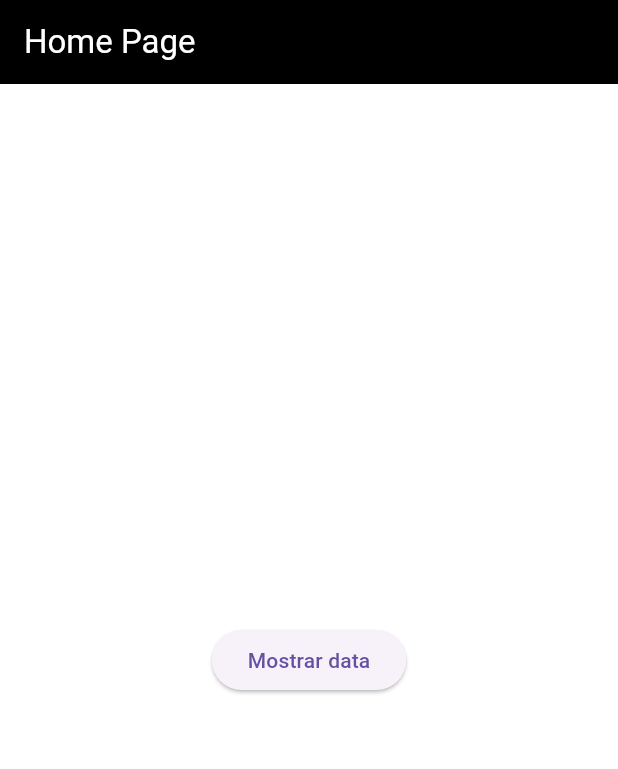
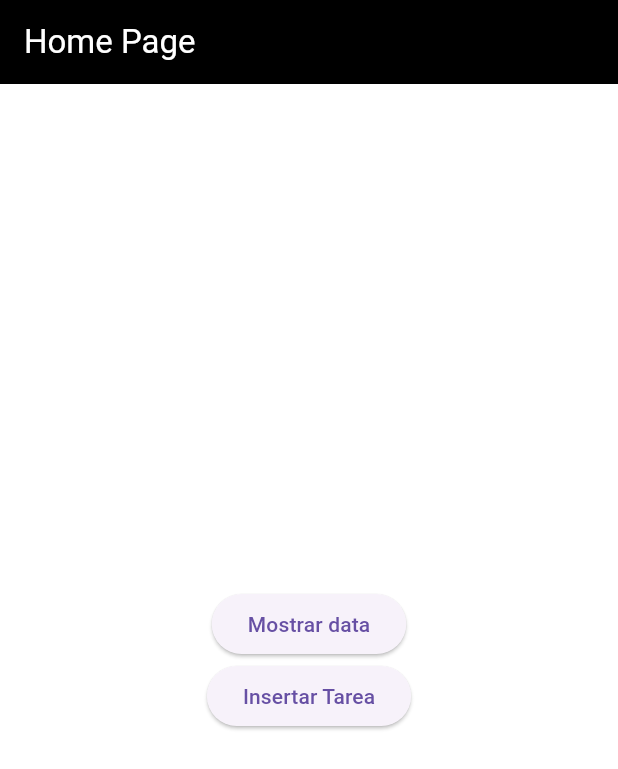
Before and after one commit to KeingCasabona/Tecsup-semana9-flutter_codigo_taskdb, a Flutter app: the screen it shows after launch, after a tap on "Mostrar data", on a phone screen of 412 x 824 dp. Shown: the top 769 px of the screen. Run offline on Flutter 3.47's test engine with Material 3 defaults, Android fonts, the phone set to English and light mode, and no system bars; our stand-ins replace sqflite; accounts and stored records are empty.

Commit message:
feat: Add Insert and get

```diff
--- a/lib/db/db_admin.dart
+++ b/lib/db/db_admin.dart
@@ -11,15 +11,15 @@ class DbAdmin {
   DbAdmin._();
 
   //VERIFICAR SI AL INICIO EXISTE EL DATABASE:
-  checkDatabase() {
+  Future<Database?> checkDatabase() async {
     if (myDatabase != null) {
       return myDatabase;
     }
-    myDatabase = initDatabase();
+    myDatabase = await initDatabase();
     return myDatabase;
   }
 
-  initDatabase() async {
+  Future<Database> initDatabase() async {
     Directory directory = await getApplicationDocumentsDirectory();
     String path = join(directory.path, 'TaskDB.db');
     return await openDatabase(
@@ -33,4 +33,33 @@ class DbAdmin {
       },
     );
   }
+
+  insertRawTask() async {
+    Database? db = await checkDatabase();
+    int res = await db!.rawInsert(
+        'INSERT INTO TASK(title, description,status) VALUES ("Ir de compras","Tenemos que ir a Tottus","false")');
+    print(res);
+  }
+
+  insertTask() async {
+    Database? db = await checkDatabase();
+    int res = await db!.insert('TASK', {
+      'title': 'Ir de compras',
+      'description': 'Tenemos que ir a Tottus',
+      'status': 'false'
+    });
+    print(res);
+  }
+
+  getRawTask() async {
+    Database? db = await checkDatabase();
+    List tasks = await db!.rawQuery('SELECT * FROM TASK');
+    print(tasks);
+  }
+
+  getTask() async {
+    Database? db = await checkDatabase();
+    List tasks = await db!.query('TASK');
+    print(tasks);
+  }
 }
--- a/lib/pages/home_page.dart
+++ b/lib/pages/home_page.dart
@@ -11,11 +11,22 @@ class HomePage extends StatelessWidget {
         title: Text('Home Page'),
       ),
       body: Center(
-        child: ElevatedButton(
-          onPressed: () {
-            DbAdmin.db.initDatabase();
-          },
-          child: Text('Mostrar data'),
+        child: Column(
+          mainAxisAlignment: MainAxisAlignment.center,
+          children: [
+            ElevatedButton(
+              onPressed: () {
+                DbAdmin.db.getTask();
+              },
+              child: Text('Mostrar data'),
+            ),
+            ElevatedButton(
+              onPressed: () {
+                DbAdmin.db.insertTask();
+              },
+              child: Text('Insertar Tarea'),
+            ),
+          ],
         ),
       ),
     );
```
